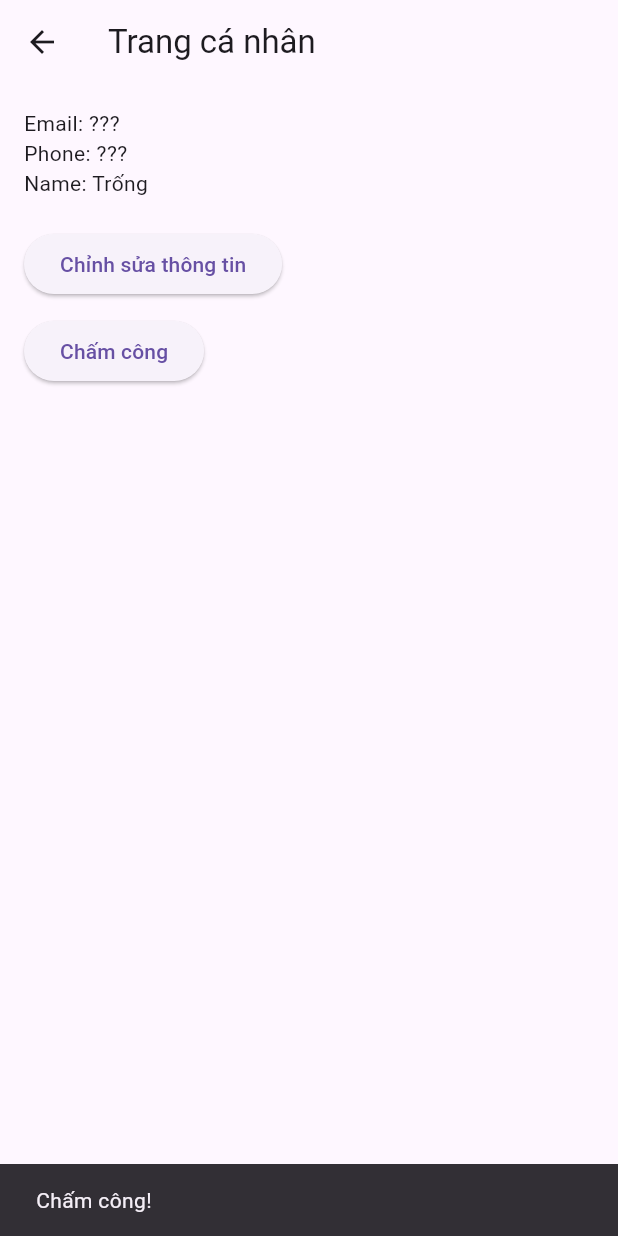
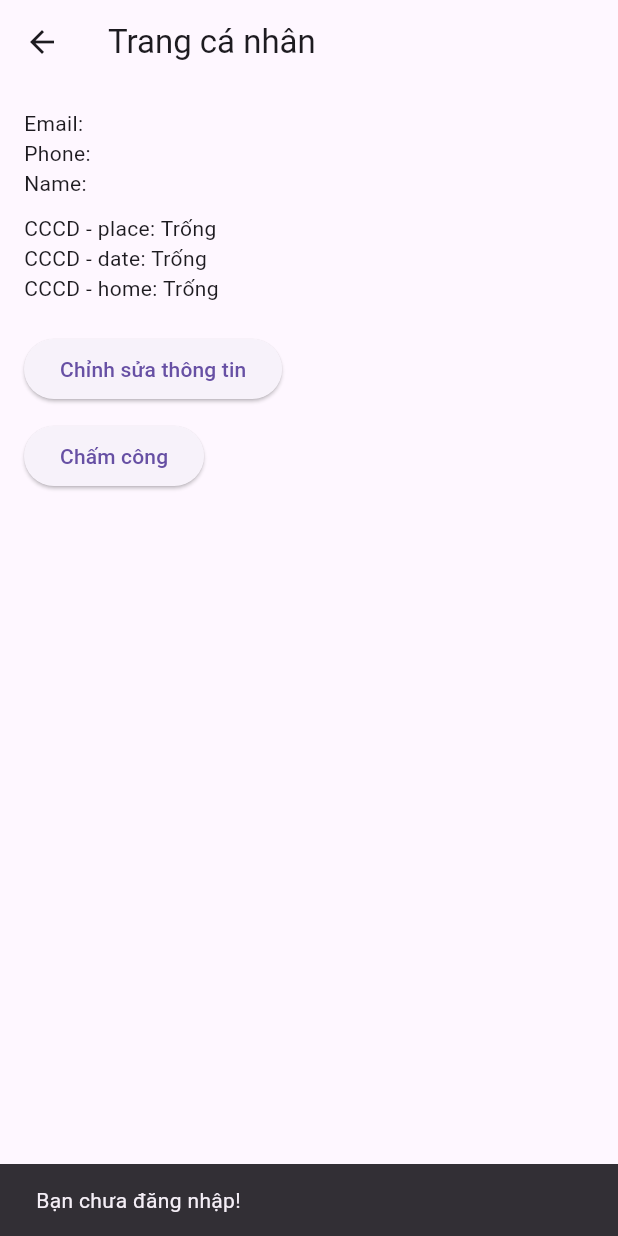
Before and after one commit to Mthanh1231/employee-attendance-app, a Flutter app: the ProfilePage screen opened by its route, after a tap on "Chấm công", on a phone screen of 412 x 824 dp. Run offline on Flutter 3.47's test engine with Material 3 defaults, Android fonts, the phone set to English and light mode, and no system bars; our stand-ins replace flutter_bloc.

Commit message:
new 1.11

```diff
--- a/frontend/lib/presentation/pages/profile_page.dart
+++ b/frontend/lib/presentation/pages/profile_page.dart
@@ -1,22 +1,169 @@
-// lib/presentation/pages/profile_page.dart
+import 'dart:convert';
+import 'package:flutter/material.dart';
+import 'package:flutter_bloc/flutter_bloc.dart';
+import 'package:http/http.dart' as http;
+import 'package:intl/intl.dart';
 
-import 'package:flutter/material.dart';
+import '../blocs/user/user_bloc.dart';
+import '../blocs/user/user_state.dart';
 
-class ProfilePage extends StatelessWidget {
+class ProfilePage extends StatefulWidget {
   const ProfilePage({Key? key}) : super(key: key);
 
   @override
+  State<ProfilePage> createState() => _ProfilePageState();
+}
+
+class _ProfilePageState extends State<ProfilePage> {
+  // Biến quản lý trạng thái checkin/checkout
+  bool isCheckedIn = false;
+
+  // Các biến để hiển thị thông tin user
+  String email = '';
+  String phone = '';
+  String name = ''; // Nếu bạn có field "name" trong DB
+  Map<String, dynamic> cccdInfo = {}; // Lưu các trường place, date, home, ...
+
+  @override
+  void initState() {
+    super.initState();
+    _fetchProfile();
+  }
+
+  // Lấy token từ UserBloc (đã login)
+  Future<String?> _getToken() async {
+    final userBloc = context.read<UserBloc>();
+    final userState = userBloc.state;
+    if (userState is UserLoggedIn) {
+      return userState.token; // token JWT
+    }
+    return null;
+  }
+
+  // Gọi API lấy thông tin user: GET /api/users/profile
+  Future<void> _fetchProfile() async {
+    final token = await _getToken();
+    if (token == null) {
+      // Chưa đăng nhập
+      return;
+    }
+    try {
+      final response = await http.get(
+        Uri.parse('http://localhost:3000/api/users/profile'),
+        headers: {
+          'Authorization': token,
+        },
+      );
+      if (response.statusCode == 200) {
+        final data = json.decode(response.body);
+        final user = data['user']; // { email, phone, cccd_info, ... }
+        setState(() {
+          email = user['email'] ?? '';
+          phone = user['phone'] ?? '';
+          name = user['name'] ?? 'Trống'; // Nếu DB có field "name"
+          cccdInfo = user['cccd_info'] ?? {};
+        });
+      } else {
+        debugPrint('Lỗi khi fetch profile: ${response.body}');
+      }
+    } catch (e) {
+      debugPrint('Exception khi fetch profile: $e');
+    }
+  }
+
+  // Hàm checkin/checkout
+  Future<void> _onCheckInOut() async {
+    final token = await _getToken();
+    if (token == null) {
+      ScaffoldMessenger.of(context).showSnackBar(
+        const SnackBar(content: Text('Bạn chưa đăng nhập!')),
+      );
+      return;
+    }
+
+    // Xác định status
+    final status = isCheckedIn ? 'checkout' : 'checkin';
+    final now = DateTime.now();
+    final timeString = DateFormat('yyyy-MM-dd HH:mm:ss').format(now);
+
+    try {
+      final response = await http.post(
+        Uri.parse('http://localhost:3000/api/attendance'),
+        headers: {
+          'Content-Type': 'application/json',
+          'Authorization': token,
+        },
+        body: json.encode({'status': status}),
+      );
+
+      if (response.statusCode == 200) {
+        final data = json.decode(response.body);
+        final msg = '${data['message']}\nThời gian: $timeString';
+
+        // Hiển thị popup
+        await showDialog(
+          context: context,
+          builder: (ctx) => AlertDialog(
+            content: Text(msg),
+            actions: [
+              TextButton(
+                onPressed: () => Navigator.pop(ctx),
+                child: const Text('OK'),
+              ),
+            ],
+          ),
+        );
+
+        // Đổi trạng thái nút
+        setState(() {
+          isCheckedIn = !isCheckedIn;
+        });
+      } else {
+        final data = json.decode(response.body);
+        final errMsg = data['message'] ?? 'Lỗi không xác định';
+        await showDialog(
+          context: context,
+          builder: (ctx) => AlertDialog(
+            title: const Text('Lỗi'),
+            content: Text(errMsg),
+            actions: [
+              TextButton(
+                onPressed: () => Navigator.pop(ctx),
+                child: const Text('OK'),
+              ),
+            ],
+          ),
+        );
+      }
+    } catch (e) {
+      // Lỗi mạng
+      await showDialog(
+        context: context,
+        builder: (ctx) => AlertDialog(
+          title: const Text('Lỗi'),
+          content: Text(e.toString()),
+          actions: [
+            TextButton(
+              onPressed: () => Navigator.pop(ctx),
+              child: const Text('OK'),
+            ),
+          ],
+        ),
+      );
+    }
+  }
+
+  @override
   Widget build(BuildContext context) {
-    // Giả sử ta chỉ có sẵn token sau khi đăng nhập,
-    // chưa có logic lấy dữ liệu thực từ backend,
-    // ta tạm để "Trống" hoặc "???"
-    final email = "???";
-    final phone = "???";
-    final name = "Trống";
+    // Lấy các trường CCCD
+    final place = cccdInfo['place'] ?? 'Trống';
+    final date = cccdInfo['date'] ?? 'Trống';
+    final home = cccdInfo['home'] ?? 'Trống';
+    // ... cccd_name, na, id, s, ddnd, tg nếu có
 
     return Scaffold(
       appBar: AppBar(title: const Text('Trang cá nhân')),
-      body: Padding(
+      body: SingleChildScrollView(
         padding: const EdgeInsets.all(16),
         child: Column(
           crossAxisAlignment: CrossAxisAlignment.start,
@@ -24,11 +171,16 @@ class ProfilePage extends StatelessWidget {
             Text('Email: $email'),
             Text('Phone: $phone'),
             Text('Name: $name'),
+            const SizedBox(height: 10),
+            // Thông tin CCCD
+            Text('CCCD - place: $place'),
+            Text('CCCD - date: $date'),
+            Text('CCCD - home: $home'),
+            // ... hiển thị các trường cccd_info khác nếu cần
             const SizedBox(height: 20),
-            // Nút "Chỉnh sửa thông tin"
             ElevatedButton(
               onPressed: () {
-                // TODO: Điều hướng hoặc mở trang sửa thông tin
+                // Chỉnh sửa thông tin
                 ScaffoldMessenger.of(context).showSnackBar(
                   const SnackBar(content: Text('Chỉnh sửa thông tin!')),
                 );
@@ -36,15 +188,9 @@ class ProfilePage extends StatelessWidget {
               child: const Text('Chỉnh sửa thông tin'),
             ),
             const SizedBox(height: 10),
-            // Nút "Chấm công"
             ElevatedButton(
-              onPressed: () {
-                // TODO: Gọi logic chấm công (POST /api/attendance?)
-                ScaffoldMessenger.of(context).showSnackBar(
-                  const SnackBar(content: Text('Chấm công!')),
-                );
-              },
-              child: const Text('Chấm công'),
+              onPressed: _onCheckInOut,
+              child: Text(isCheckedIn ? 'Chấm out' : 'Chấm công'),
             ),
           ],
         ),
--- a/frontend/pubspec.yaml
+++ b/frontend/pubspec.yaml
@@ -13,6 +13,7 @@ dependencies:
   http: ^0.13.5
   flutter_bloc: ^8.1.1
   # Nếu muốn dùng json_annotation, dio, v.v. thì thêm
+  intl: ^0.17.0
 
 dev_dependencies:
   flutter_test:
```
Also changed, not shown: frontend/pubspec.lock.
